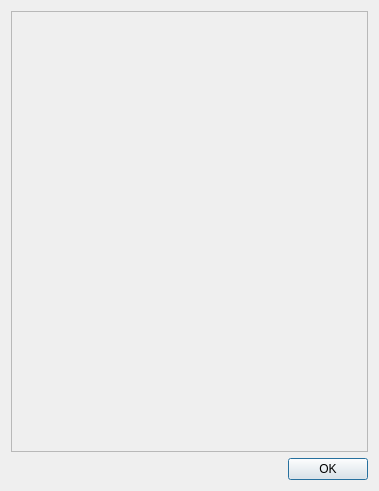
Old version of the form config-tool/configobjectdialog.ui in the repository carstenbru/fpga-log.
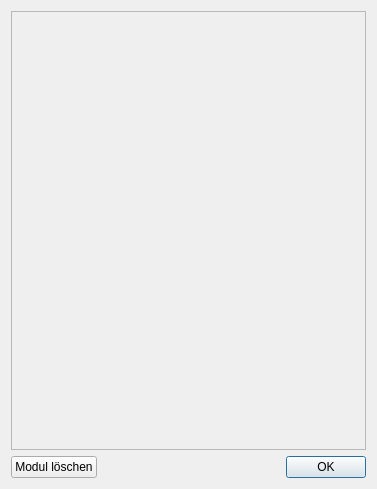
New version of the form. Icons and pictures are not drawn.

Commit message: config-tool: delete objects

```diff
--- a/config-tool/configobjectdialog.ui
+++ b/config-tool/configobjectdialog.ui
@@ -6,8 +6,8 @@
    <rect>
     <x>0</x>
     <y>0</y>
-    <width>379</width>
-    <height>491</height>
+    <width>377</width>
+    <height>489</height>
    </rect>
   </property>
   <property name="windowTitle">
@@ -41,15 +41,33 @@
        <rect>
         <x>0</x>
         <y>0</y>
-        <width>363</width>
-        <height>442</height>
+        <width>361</width>
+        <height>438</height>
        </rect>
       </property>
      </widget>
+    </widget>
+   </item>
+   <item>
+    <layout class="QHBoxLayout" name="horizontalLayout" stretch="0,0">
+     <property name="topMargin">
+      <number>0</number>
+     </property>
+     <item>
+      <widget class="QPushButton" name="deleteButton">
+       <property name="text">
+        <string>Modul löschen</string>
+       </property>
+       <property name="icon">
+        <iconset theme="edit-delete"/>
+       </property>
     </widget>
    </item>
    <item>
     <widget class="QDialogButtonBox" name="buttonBox">
+       <property name="layoutDirection">
+        <enum>Qt::LeftToRight</enum>
+       </property>
      <property name="orientation">
       <enum>Qt::Horizontal</enum>
      </property>
@@ -60,6 +78,8 @@
       <bool>false</bool>
      </property>
     </widget>
+     </item>
+    </layout>
    </item>
   </layout>
  </widget>
```
Lines whose indentation alone changed are shown as unchanged. The commit also changes 5 other files.
